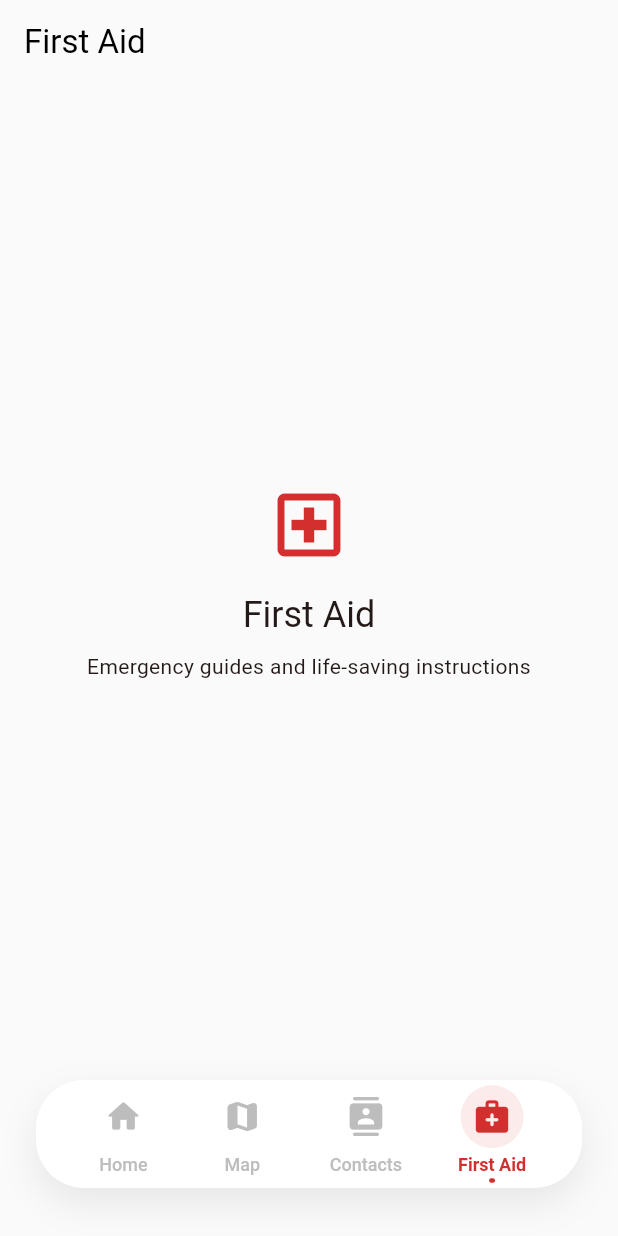
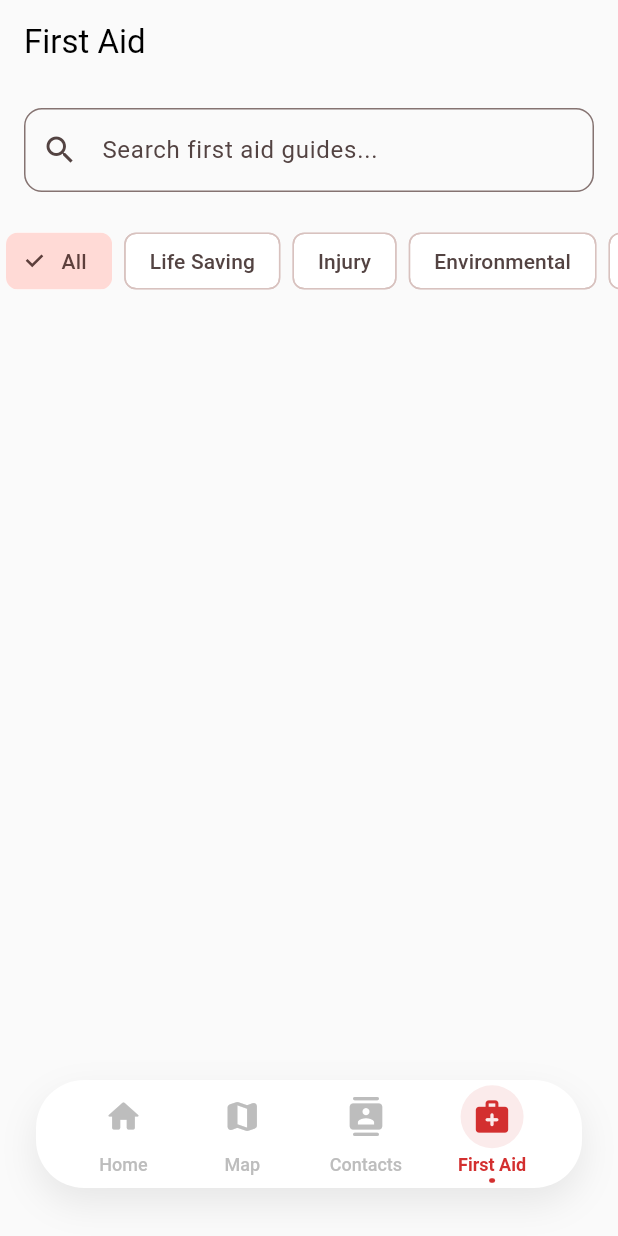
Before and after one commit to GitheTrunk/ason, a Flutter app: the screen it shows after launch, item 4 of the bottom bar chosen, on a phone screen of 412 x 824 dp. Run offline on Flutter 3.47's test engine with Material 3 defaults, Android fonts, the phone set to English and light mode, and no system bars; our stand-ins replace flutter_dotenv, flutter_map, flutter_riverpod, go_router, latlong2, supabase_flutter; accounts and stored records are empty.

Commit message:
feat: implement first aid feature with navigation, data models, and repository layer

```diff
--- a/lib/features/first_aid/first_aid_screen.dart
+++ /dev/null
@@ -1,14 +0,0 @@
-import 'package:flutter/material.dart';
-import '../../widgets/placeholder_screen.dart';
-
-class FirstAidScreen extends StatelessWidget {
-  const FirstAidScreen({super.key});
-
-  @override
-  Widget build(BuildContext context) {
-    return const PlaceholderScreen(
-      title: 'First Aid',
-      subtitle: 'Emergency guides and life-saving instructions',
-    );
-  }
-}
--- /dev/null
+++ b/lib/features/first_aid/screens/first_aid_screen.dart
@@ -0,0 +1,136 @@
+import 'package:ason/providers/first_aid_provider.dart';
+import 'package:flutter/material.dart';
+import 'package:flutter_riverpod/flutter_riverpod.dart';
+
+import '../../../models/first_aid_guide.dart';
+import '../widgets/first_aid_card.dart';
+import 'first_aid_detail_screen.dart';
+
+class FirstAidScreen extends ConsumerStatefulWidget {
+  const FirstAidScreen({super.key});
+
+  @override
+  ConsumerState<FirstAidScreen> createState() => _FirstAidScreenState();
+}
+
+class _FirstAidScreenState extends ConsumerState<FirstAidScreen> {
+  String searchQuery = '';
+  String selectedCategory = 'All';
+
+  final categories = [
+    'All',
+    'Life Saving',
+    'Injury',
+    'Environmental',
+    'Animal Related',
+  ];
+
+  List<FirstAidGuide> _filterGuides(List<FirstAidGuide> guides) {
+    return guides.where((guide) {
+      final matchesSearch = guide.title.toLowerCase().contains(
+        searchQuery.toLowerCase(),
+      );
+
+      final matchesCategory =
+          selectedCategory == 'All' || guide.category == selectedCategory;
+
+      return matchesSearch && matchesCategory;
+    }).toList();
+  }
+
+  @override
+  Widget build(BuildContext context) {
+    final guidesAsync = ref.watch(firstAidProvider);
+
+    return Scaffold(
+      appBar: AppBar(title: const Text('First Aid')),
+      body: guidesAsync.when(
+        loading: () => const Center(child: CircularProgressIndicator()),
+
+        error: (error, stackTrace) => Center(child: Text(error.toString())),
+
+        data: (guides) {
+          final filteredGuides = _filterGuides(guides);
+
+          return Column(
+            children: [
+              _buildSearchBar(),
+              _buildCategoryFilter(),
+
+              Expanded(
+                child: ListView.builder(
+                  padding: const EdgeInsets.all(16),
+                  itemCount: filteredGuides.length,
+                  itemBuilder: (context, index) {
+                    final guide = filteredGuides[index];
+
+                    return Padding(
+                      padding: const EdgeInsets.only(bottom: 12),
+                      child: FirstAidCard(
+                        title: guide.title,
+                        category: guide.category,
+                        onTap: () {
+                          Navigator.push(
+                            context,
+                            MaterialPageRoute(
+                              builder: (_) =>
+                                  FirstAidDetailScreen(guide: guide),
+                            ),
+                          );
+                        },
+                      ),
+                    );
+                  },
+                ),
+              ),
+            ],
+          );
+        },
+      ),
+    );
+  }
+
+  Widget _buildSearchBar() {
+    return Padding(
+      padding: const EdgeInsets.all(16),
+      child: TextField(
+        decoration: InputDecoration(
+          hintText: 'Search first aid guides...',
+          prefixIcon: const Icon(Icons.search),
+          border: OutlineInputBorder(borderRadius: BorderRadius.circular(12)),
+        ),
+        onChanged: (value) {
+          setState(() {
+            searchQuery = value;
+          });
+        },
+      ),
+    );
+  }
+
+  Widget _buildCategoryFilter() {
+    return SizedBox(
+      height: 60,
+      child: ListView.builder(
+        scrollDirection: Axis.horizontal,
+        itemCount: categories.length,
+        itemBuilder: (context, index) {
+          final category = categories[index];
+
+          return Padding(
+            padding: const EdgeInsets.symmetric(horizontal: 4),
+            child: ChoiceChip(
+              label: Text(category),
+              selected: selectedCategory == category,
+              onSelected: (_) {
+                setState(() {
+                  selectedCategory = category;
+                });
+              },
+            ),
+          );
+        },
+      ),
+    );
+  }
+}
--- /dev/null
+++ b/lib/models/first_aid_guide.dart
@@ -0,0 +1,25 @@
+class FirstAidGuide {
+  final String id;
+  final String title;
+  final String category;
+  final String imageUrl;
+  final List<String> steps;
+
+  FirstAidGuide({
+    required this.id,
+    required this.title,
+    required this.category,
+    required this.imageUrl,
+    required this.steps,
+  });
+
+  factory FirstAidGuide.fromJson(Map<String, dynamic> json) {
+    return FirstAidGuide(
+      id: json['id'] ?? '',
+      title: json['title'] ?? '',
+      category: json['category'] ?? '',
+      imageUrl: json['image_url'] ?? '',
+      steps: json['steps'] != null ? List<String>.from(json['steps']) : [],
+    );
+  }
+}
--- /dev/null
+++ b/lib/providers/first_aid_provider.dart
@@ -0,0 +1,14 @@
+import 'package:flutter_riverpod/flutter_riverpod.dart';
+
+import '../models/first_aid_guide.dart';
+import '../repositories/first_aid_repository.dart';
+
+final firstAidRepositoryProvider = Provider<FirstAidRepository>((ref) {
+  return FirstAidRepository();
+});
+
+final firstAidProvider = FutureProvider<List<FirstAidGuide>>((ref) async {
+  final repository = ref.watch(firstAidRepositoryProvider);
+
+  return repository.getGuides();
+});
--- a/pubspec.yaml
+++ b/pubspec.yaml
@@ -42,6 +42,7 @@ dependencies:
   shared_preferences: ^2.5.5
   cached_network_image: ^3.4.1
   flutter_dotenv: ^6.0.1
+  provider: ^6.1.5+1
 
 dev_dependencies:
   flutter_test:
```
Also changed, not shown: lib/core/router/app_router.dart (+4 -6 lines), lib/features/first_aid/screens/first_aid_detail_screen.dart (added, +189 -0 lines), lib/features/first_aid/widgets/first_aid_card.dart (added, +26 -0 lines), lib/repositories/first_aid_repository.dart (added, +15 -0 lines), pubspec.lock.
